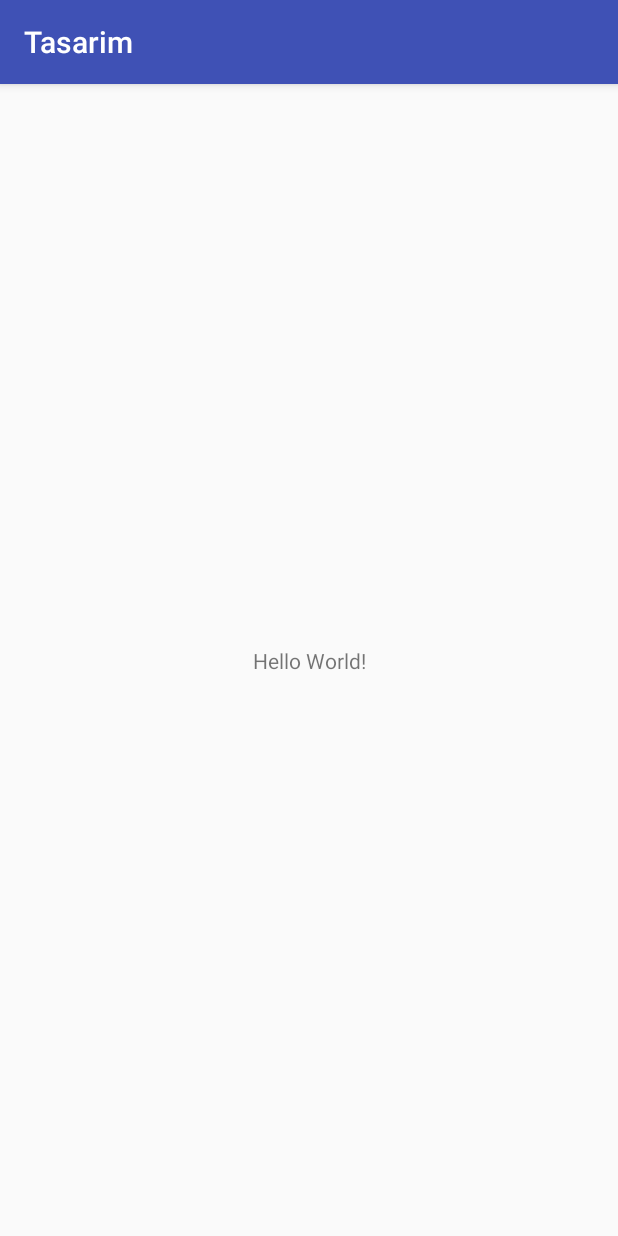
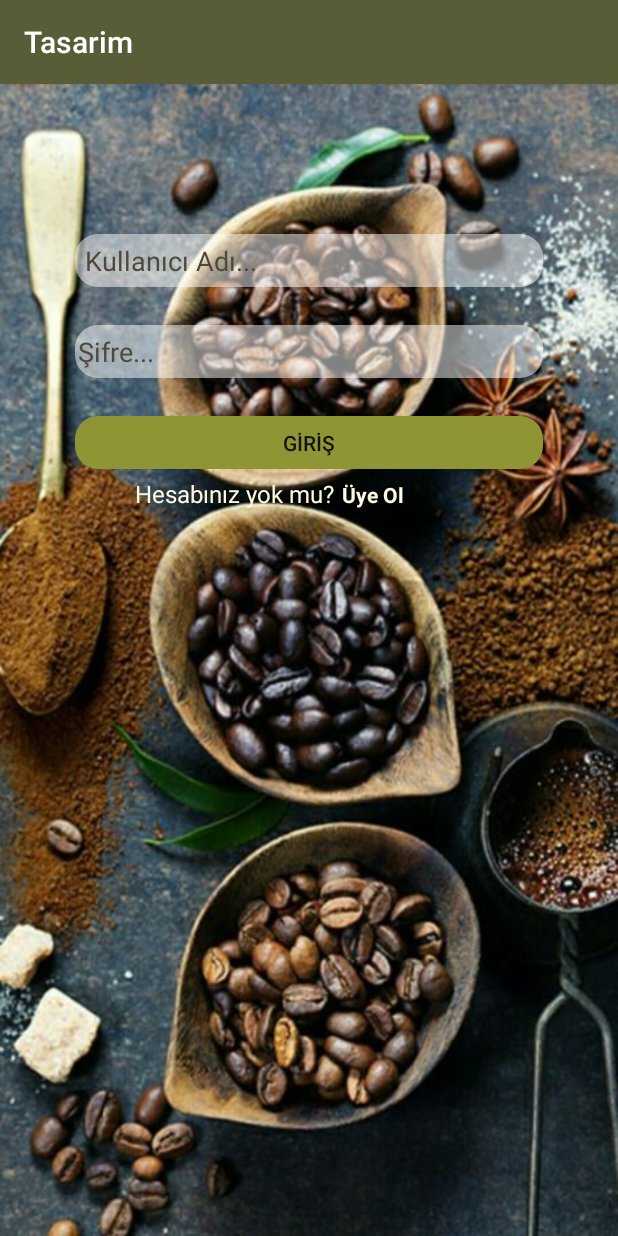
Before and after one commit to BeaconCafe/Tasarim, an Android app: the screen it shows after launch (MainActivity before the commit, Giris after it), on a phone screen of 412 x 824 dp. Run offline under Robolectric (Android 15) with nearby library versions, the phone set to English and light mode, and no system bars.

Commit message:
giriş sayfası yapıldı

```diff
--- a/app/src/main/AndroidManifest.xml
+++ b/app/src/main/AndroidManifest.xml
@@ -9,7 +9,7 @@
         android:roundIcon="@mipmap/ic_launcher_round"
         android:supportsRtl="true"
         android:theme="@style/AppTheme">
-        <activity android:name=".MainActivity">
+        <activity android:name=".Giris">
             <intent-filter>
                 <action android:name="android.intent.action.MAIN" />
 
--- a/app/src/main/java/com/tasarim/tasarim/MainActivity.java
+++ b/app/src/main/java/com/tasarim/tasarim/Giris.java
@@ -3,11 +3,11 @@ package com.tasarim.tasarim;
 import android.support.v7.app.AppCompatActivity;
 import android.os.Bundle;
 
-public class MainActivity extends AppCompatActivity {
+public class Giris extends AppCompatActivity {
 
     @Override
     protected void onCreate(Bundle savedInstanceState) {
         super.onCreate(savedInstanceState);
-        setContentView(R.layout.activity_main);
+        setContentView(R.layout.activity_giris);
     }
 }
--- /dev/null
+++ b/app/src/main/res/drawable/background.xml
@@ -0,0 +1,18 @@
+<?xml version="1.0" encoding="utf-8"?>
+<shape xmlns:android="http://schemas.android.com/apk/res/android"
+    android:shape="rectangle">
+
+
+
+    <corners android:radius="15dip" />
+
+    <padding
+        android:bottom="2dp"
+        android:left="2dp"
+        android:right="2dp"
+        android:top="2dp" />
+
+
+
+
+</shape>
--- /dev/null
+++ b/app/src/main/res/drawable/ripple.xml
@@ -0,0 +1,8 @@
+<?xml version="1.0" encoding="utf-8"?>
+<ripple xmlns:android="http://schemas.android.com/apk/res/android"
+    android:color="#ffccff">
+    <item android:drawable="@drawable/background">
+
+    </item>
+
+</ripple>
--- /dev/null
+++ b/app/src/main/res/layout/activity_giris.xml
@@ -0,0 +1,88 @@
+<?xml version="1.0" encoding="utf-8"?>
+    <LinearLayout xmlns:android="http://schemas.android.com/apk/res/android"
+        xmlns:app="http://schemas.android.com/apk/res-auto"
+        xmlns:tools="http://schemas.android.com/tools"
+        android:layout_width="match_parent"
+        android:layout_height="match_parent"
+        android:background="@drawable/kahvegiris"
+        android:orientation="vertical"
+    tools:context="com.tasarim.tasarim.Giris">
+
+
+
+
+        <EditText
+            android:id="@+id/editText3"
+            android:layout_width="match_parent"
+            android:layout_height="35dp"
+
+            android:layout_marginTop="100dp"
+            android:layout_marginLeft="50dp"
+            android:layout_marginRight="50dp"
+            android:focusable="true"
+
+            android:inputType="textPersonName"
+            android:background="@drawable/background"
+            android:backgroundTint="#80ffffff"
+            android:textColorHint="@color/colorPrimaryDark"
+            android:hint=" Kullanıcı Adı..."
+            />
+
+        <EditText
+            android:id="@+id/editText4"
+            android:layout_width="match_parent"
+            android:layout_height="35dp"
+
+            android:layout_marginTop="25dp"
+            android:layout_marginLeft="50dp"
+            android:layout_marginRight="50dp"
+            android:background="@drawable/background"
+            android:backgroundTint="#80ffffff"
+            android:focusable="true"
+            android:inputType="textPersonName"
+            android:textColorHint="@color/colorPrimaryDark"
+            android:hint="Şifre..."/>
+
+
+        <Button
+            android:id="@+id/button"
+            android:layout_width="match_parent"
+            android:layout_height="35dp"
+            android:layout_marginTop="25dp"
+            android:layout_marginLeft="50dp"
+            android:layout_marginRight="50dp"
+            android:background="@drawable/ripple"
+            android:backgroundTint="@color/yesil"
+            android:text="GİRİŞ" />
+
+        <LinearLayout
+            android:layout_width="wrap_content"
+            android:layout_height="wrap_content"
+            android:orientation="horizontal">
+            <TextView
+                android:layout_width="match_parent"
+                android:layout_height="wrap_content"
+                android:text="Hesabınız yok mu?"
+                android:textColor="@color/colorAccent"
+                android:textSize="16dp"
+
+                android:layout_marginLeft="90dp"
+                android:layout_marginRight="5dp"
+                android:layout_marginTop="5dp"/>
+
+            <TextView
+                android:layout_width="match_parent"
+                android:layout_height="wrap_content"
+                android:layout_marginTop="5dp"
+                android:textStyle="bold"
+                android:text="Üye Ol"
+                android:textAppearance="@style/TextAppearance.AppCompat.Body1"
+
+                android:textColor="@color/colorAccent" />
+
+
+        </LinearLayout>
+
+
+
+    </LinearLayout>
--- a/app/src/main/res/layout/activity_main.xml
+++ /dev/null
@@ -1,18 +0,0 @@
-<?xml version="1.0" encoding="utf-8"?>
-<android.support.constraint.ConstraintLayout xmlns:android="http://schemas.android.com/apk/res/android"
-    xmlns:app="http://schemas.android.com/apk/res-auto"
-    xmlns:tools="http://schemas.android.com/tools"
-    android:layout_width="match_parent"
-    android:layout_height="match_parent"
-    tools:context="com.tasarim.tasarim.MainActivity">
-
-    <TextView
-        android:layout_width="wrap_content"
-        android:layout_height="wrap_content"
-        android:text="Hello World!"
-        app:layout_constraintBottom_toBottomOf="parent"
-        app:layout_constraintLeft_toLeftOf="parent"
-        app:layout_constraintRight_toRightOf="parent"
-        app:layout_constraintTop_toTopOf="parent" />
-
-</android.support.constraint.ConstraintLayout>
--- a/app/src/main/res/values/colors.xml
+++ b/app/src/main/res/values/colors.xml
@@ -1,6 +1,7 @@
 <?xml version="1.0" encoding="utf-8"?>
 <resources>
-    <color name="colorPrimary">#3F51B5</color>
-    <color name="colorPrimaryDark">#303F9F</color>
-    <color name="colorAccent">#FF4081</color>
+    <color name="colorPrimary">#585D37</color>
+    <color name="colorPrimaryDark">#514938</color>
+    <color name="colorAccent">#FFFADF</color>
+    <color name="yesil">#8F9435</color>
 </resources>
```
Also changed, not shown: app/src/main/res/drawable/kahvegiris.jpg (added).
